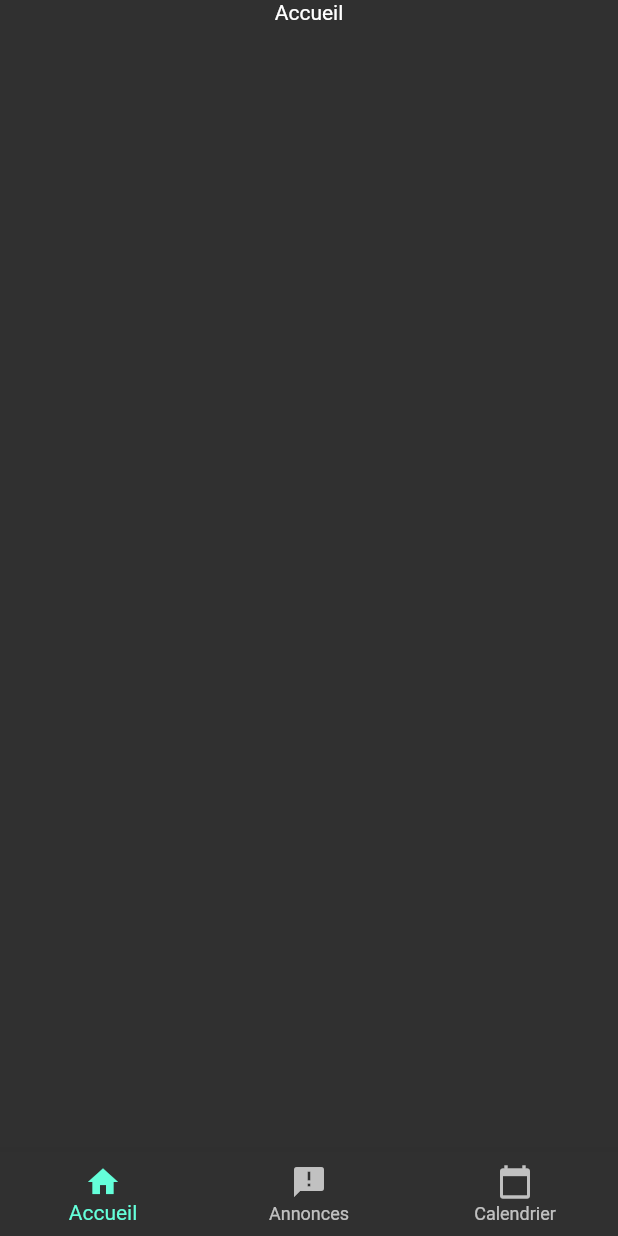
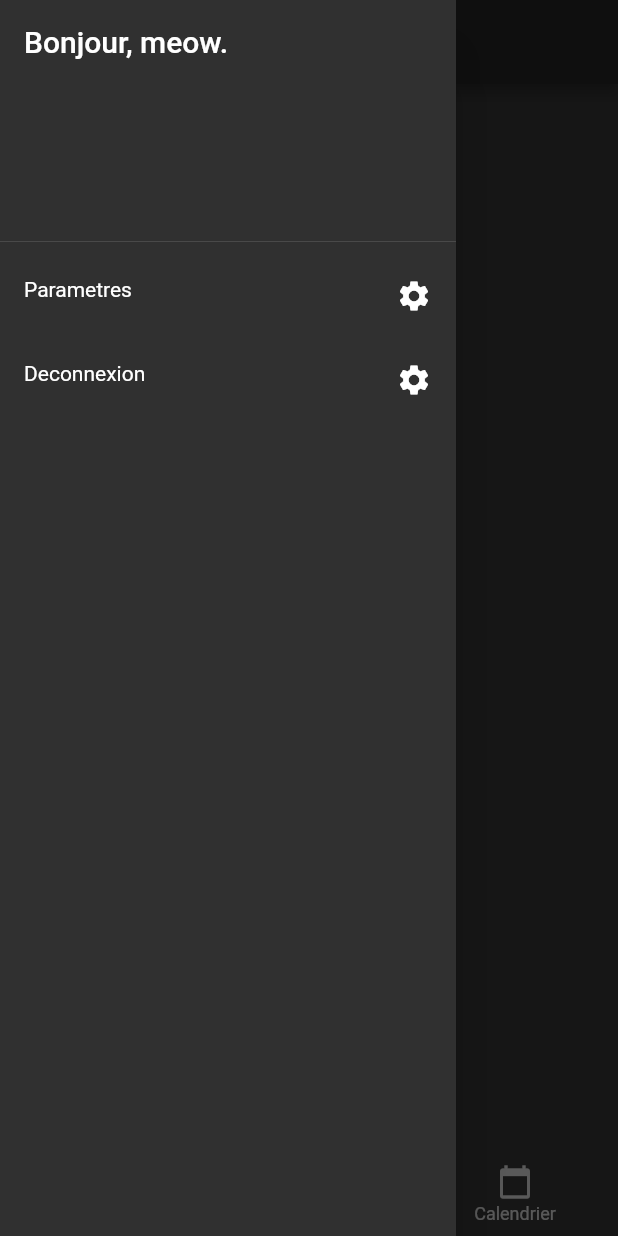
Before and after one commit to Larkooo/myschool, a Flutter app: the screen it shows once a user with an empty profile is signed in, with the side drawer open (before the commit the screen has no drawer), on a phone screen of 412 x 824 dp. Run offline on Flutter 3.47's test engine with Material 2 defaults, Android fonts, the phone set to English and light mode, and no system bars; our stand-ins replace cloud_firestore, email_validator, firebase_auth, firebase_core, rounded_loading_button; missing offline and left inert: alert, password_validator, slide_popup_dialog; accounts and stored records are empty.

```diff
--- a/lib/pages/home.dart
+++ b/lib/pages/home.dart
@@ -20,6 +20,7 @@ class _HomeState extends State<Home> {
             child: Text("Accueil"),
           )
         ],
-    ));
+      ),
+    );
   }
 }
--- a/lib/pages/homeSkeleton.dart
+++ b/lib/pages/homeSkeleton.dart
@@ -1,3 +1,4 @@
+import 'package:alert/alert.dart';
 import 'package:firebase_auth/firebase_auth.dart';
 import 'package:flutter/material.dart';
 import 'package:myschool/models/user.dart';
@@ -37,6 +38,36 @@ class _HomeState extends State<HomeSkeleton> {
   @override
   Widget build(BuildContext context) {
     return Scaffold(
+      appBar: AppBar(),
+      drawer: Drawer(
+        child: ListView(
+          children: <Widget>[
+            DrawerHeader(
+              child: Text(
+                'Bonjour, meow.',
+                style: TextStyle(
+                  fontSize: 20.0,
+                ),
+              ),
+            ),
+            ListTile(
+              leading: Text('Parametres'),
+              trailing: Icon(Icons.settings),
+              onTap: () {
+                Navigator.pop(context);
+              },
+            ),
+            ListTile(
+              leading: Text('Deconnexion'),
+              trailing: Icon(Icons.settings),
+              onTap: () {
+                FirebaseAuth.instance.signOut();
+                Alert(message: "Déconnecté").show();
+              },
+            ),
+          ],
+        ),
+      ),
       body: _widgetOptions.elementAt(_selectedIndex),
       bottomNavigationBar: BottomNavigationBar(
         items: const <BottomNavigationBarItem>[
```
Lines whose indentation alone changed are shown as unchanged.
